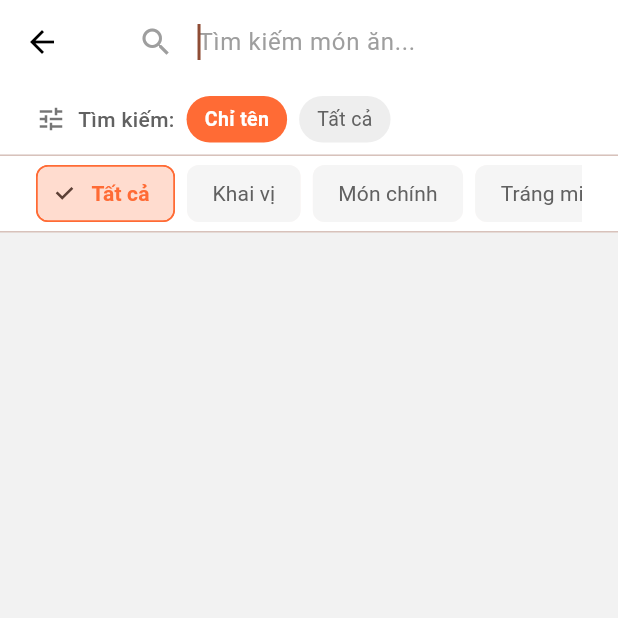
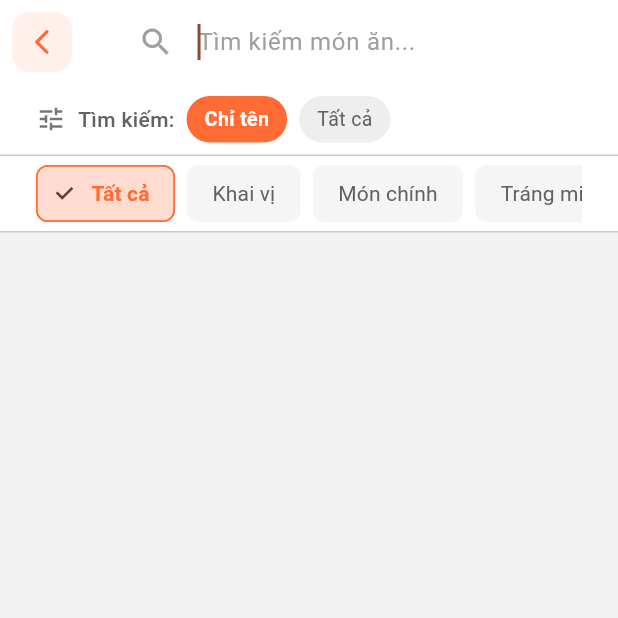
Before and after one commit to longphu2308/mobile, a Flutter app: the SearchResultScreen screen opened by its route, on a phone screen of 412 x 824 dp, the top half of it. Run offline on Flutter 3.47's test engine with Material 3 defaults, Android fonts, the phone set to English and light mode, and no system bars; our stand-ins replace flutter_map, geolocator, get, latlong2, permission_handler, supabase_flutter; accounts and stored records are empty.

Commit message:
button back form find to main

```diff
--- a/lib/User/presentation/views/dashboard/home/search_result_screen.dart
+++ b/lib/User/presentation/views/dashboard/home/search_result_screen.dart
@@ -49,7 +49,11 @@ class _SearchResultScreenState extends State<SearchResultScreen> {
         _foodService.filterByCategory(category);
       }
     } else {
-      _foodService.searchAndFilterByCategory(query.trim(), category, nameOnly: _searchNameOnly);
+      _foodService.searchAndFilterByCategory(
+        query.trim(),
+        category,
+        nameOnly: _searchNameOnly,
+      );
     }
   }
 
@@ -58,7 +62,11 @@ class _SearchResultScreenState extends State<SearchResultScreen> {
       _selectedCategory = categoryKey;
     });
     final query = _searchController.text.trim();
-    _foodService.searchAndFilterByCategory(query, categoryKey, nameOnly: _searchNameOnly);
+    _foodService.searchAndFilterByCategory(
+      query,
+      categoryKey,
+      nameOnly: _searchNameOnly,
+    );
   }
 
   @override
@@ -68,19 +76,43 @@ class _SearchResultScreenState extends State<SearchResultScreen> {
     super.dispose();
   }
 
+  void _goBack() {
+    _foodService.clearFilters();
+    Navigator.pop(context);
+  }
+
   @override
   Widget build(BuildContext context) {
-    return Scaffold(
+    return PopScope(
+      canPop: true,
+      onPopInvokedWithResult: (didPop, result) {
+        if (didPop) {
+          _foodService.clearFilters();
+        }
+      },
+      child: Scaffold(
         backgroundColor: bgColor,
         appBar: AppBar(
           elevation: 0.0,
           backgroundColor: whiteColor,
-        leading: IconButton(
-          icon: const Icon(Icons.arrow_back, color: blackColor),
-          onPressed: () {
-            _foodService.clearFilters();
-            Navigator.pop(context);
-          },
+          leading: Material(
+            color: Colors.transparent,
+            child: InkWell(
+              borderRadius: BorderRadius.circular(50),
+              onTap: _goBack,
+              child: Container(
+                margin: const EdgeInsets.all(8),
+                decoration: BoxDecoration(
+                  color: primaryColor.withOpacity(0.1),
+                  borderRadius: BorderRadius.circular(12),
+                ),
+                child: const Icon(
+                  Icons.arrow_back_ios_new_rounded,
+                  color: primaryColor,
+                  size: 20,
+                ),
+              ),
+            ),
           ),
           title: SearchTextField(
             controller: _searchController,
@@ -136,14 +168,17 @@ class _SearchResultScreenState extends State<SearchResultScreen> {
             Container(
               height: 50,
               color: whiteColor,
-            padding: const EdgeInsets.symmetric(horizontal: horizontalPadding),
+              padding: const EdgeInsets.symmetric(
+                horizontal: horizontalPadding,
+              ),
               child: ListView.builder(
                 scrollDirection: Axis.horizontal,
                 itemCount: _categoryKeys.length,
                 itemBuilder: (context, index) {
                   final categoryKey = _categoryKeys[index];
                   final categoryLabel = _categoryMap[categoryKey]!;
-                final isSelected = _selectedCategory == categoryKey ||
+                  final isSelected =
+                      _selectedCategory == categoryKey ||
                       (_selectedCategory == null && categoryKey == 'all');
 
                   return Padding(
@@ -156,7 +191,9 @@ class _SearchResultScreenState extends State<SearchResultScreen> {
                       selectedColor: primaryColor.withValues(alpha: 0.2),
                       labelStyle: TextStyle(
                         color: isSelected ? primaryColor : Colors.grey[700],
-                      fontWeight: isSelected ? FontWeight.w600 : FontWeight.normal,
+                        fontWeight: isSelected
+                            ? FontWeight.w600
+                            : FontWeight.normal,
                       ),
                       side: BorderSide(
                         color: isSelected ? primaryColor : Colors.transparent,
@@ -192,6 +229,7 @@ class _SearchResultScreenState extends State<SearchResultScreen> {
               ),
             ),
           ],
+        ),
       ),
     );
   }
@@ -233,10 +271,7 @@ class _SearchFound extends StatelessWidget {
   final List<FoodModel> foodList;
   final String searchQuery;
 
-  const _SearchFound({
-    required this.foodList,
-    required this.searchQuery,
-  });
+  const _SearchFound({required this.foodList, required this.searchQuery});
 
   String _formatPrice(double price) {
     final priceStr = price.toStringAsFixed(0);
@@ -405,10 +440,7 @@ class _SearchNotFound extends StatelessWidget {
               searchQuery.isEmpty
                   ? 'Chưa có món ăn nào'
                   : FoodieStrings.searchNotFound,
-              style: const TextStyle(
-                fontSize: 28,
-                fontWeight: FontWeight.bold,
-              ),
+              style: const TextStyle(fontSize: 28, fontWeight: FontWeight.bold),
             ),
             YBox(10),
             Text(
```
Lines whose indentation alone changed are shown as unchanged.
